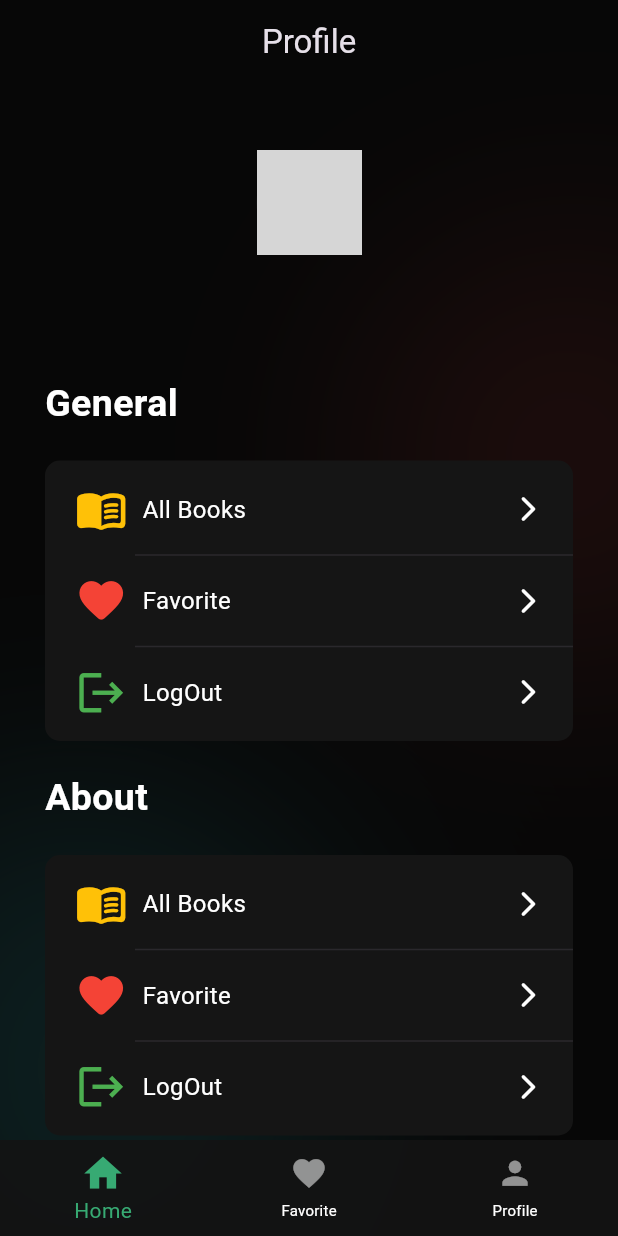
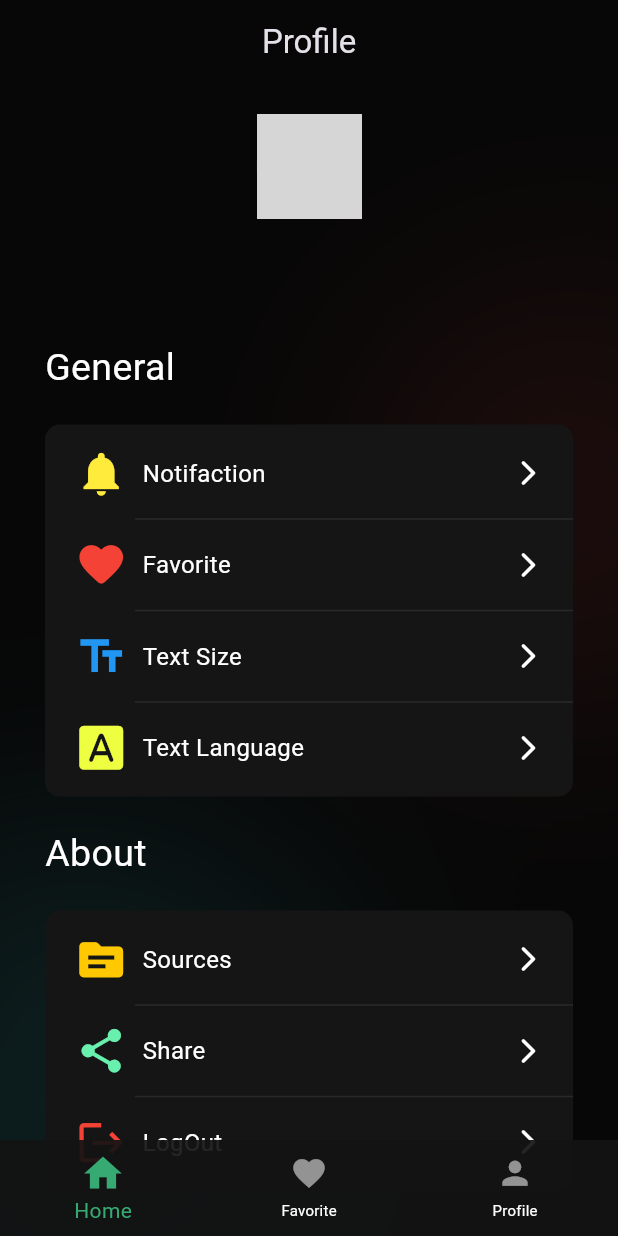
Before and after one commit to md7o/BookLibrary, a Flutter app: the screen it shows once a user with an empty profile is signed in, on a phone screen of 412 x 824 dp. Run offline on Flutter 3.47's test engine with Material 3 defaults, Android fonts, the light colour scheme and no system bars; our stand-ins replace carousel_slider, cloud_firestore, device_preview, firebase_auth, firebase_core, firebase_storage and 6 more; accounts and stored records are empty; network calls fail; Roboto replaces fonts that are missing (Kanit); grey boxes are pictures that could not be loaded.

Commit message:
add fontSize changer

```diff
--- a/lib/features/profile/profile_page.dart
+++ b/lib/features/profile/profile_page.dart
@@ -1,5 +1,6 @@
 import 'package:book_library/common/src/constants/padding.dart';
 import 'package:book_library/common/src/wallpaper/animation_wall.dart';
+import 'package:book_library/features/profile/categories_pages/text_size_changer.dart';
 import 'package:flutter/material.dart';
 import 'package:firebase_auth/firebase_auth.dart';
 import 'package:cloud_firestore/cloud_firestore.dart';
@@ -7,6 +8,7 @@ import 'package:book_library/common/src/constants/colors.dart';
 import 'package:book_library/common/src/constants/fonts.dart';
 import 'package:book_library/features/profile/widget/shelf.dart';
 import 'package:book_library/features/account_sign/sign_up.dart';
+import 'package:flutter/widgets.dart';
 
 class ProfilePage extends StatelessWidget {
   const ProfilePage({Key? key}) : super(key: key);
@@ -39,18 +41,18 @@ class ProfilePage extends StatelessWidget {
 
         return Scaffold(
           backgroundColor: AppColors.bg1,
-          extendBodyBehindAppBar: true,
           appBar: AppBar(
             title: const Text('Profile'),
             centerTitle: true,
             backgroundColor: Colors.transparent,
+            scrolledUnderElevation: 0,
           ),
           body: Stack(
             children: [
               const AnimationWall(),
-              Column(
+              ListView(
                 children: [
-                  const SizedBox(height: 50 * 2),
+                  const SizedBox(height: 20),
                   Column(
                     children: [
                       CircleAvatar(
@@ -81,7 +83,9 @@ class ProfilePage extends StatelessWidget {
                       alignment: Alignment.centerLeft,
                       child: Text(
                         'General',
-                        style: TextStyle(fontSize: 25, fontWeight: FontWeight.bold),
+                        style: TextStyle(
+                          fontSize: 25,
+                        ),
                       ),
                     ),
                   ),
@@ -97,25 +101,16 @@ class ProfilePage extends StatelessWidget {
                         padding: const EdgeInsets.symmetric(vertical: 10),
                         child: Column(
                           children: [
-                            const InkWell(
-                              // onTap: () {
-                              //   Navigator.of(context).push(
-                              //     MaterialPageRoute(
-                              //       builder: (context) => const AllBook(),
-                              //     ),
-                              //   );
-                              // },
-                              child: Shelf(
-                                title: 'All Books',
-                                iconContent: Icon(
-                                  Icons.menu_book_rounded,
-                                  size: 35,
-                                  color: Colors.amber,
-                                ),
-                                arrowIcon: Icon(
-                                  Icons.arrow_forward_ios_rounded,
-                                  size: 20,
-                                ),
+                            const Shelf(
+                              title: 'Notifaction',
+                              iconContent: Icon(
+                                Icons.notifications,
+                                size: 35,
+                                color: Colors.yellow,
+                              ),
+                              arrowIcon: Icon(
+                                Icons.arrow_forward_ios_rounded,
+                                size: 20,
                               ),
                             ),
                             const Opacity(
@@ -142,33 +137,45 @@ class ProfilePage extends StatelessWidget {
                               onTap: () {
                                 Navigator.of(context).push(
                                   MaterialPageRoute(
-                                    builder: (context) => const SignUp(),
+                                    builder: (context) => const TextSizeChanger(),
                                   ),
                                 );
                               },
-                              child: Shelf(
-                                onTap: () {
-                                  FirebaseAuth.instance.signOut();
-                                },
-                                title: 'LogOut',
-                                iconContent: const Icon(
-                                  Icons.logout,
+                              child: const Shelf(
+                                title: 'Text Size',
+                                iconContent: Icon(
+                                  Icons.text_fields_outlined,
                                   size: 35,
-                                  color: Colors.green,
+                                  color: Colors.blue,
                                 ),
-                                arrowIcon: const Icon(
+                                arrowIcon: Icon(
                                   Icons.arrow_forward_ios_rounded,
                                   size: 20,
                                 ),
                               ),
-                            )
+                            ),
+                            const Opacity(
+                              opacity: 0.4,
+                              child: Divider(indent: 60),
+                            ),
+                            const Shelf(
+                              title: 'Text Language',
+                              iconContent: Icon(
+                                Icons.font_download_rounded,
+                                size: 35,
+                                color: Colors.limeAccent,
+                              ),
+                              arrowIcon: Icon(
+                                Icons.arrow_forward_ios_rounded,
+                                size: 20,
+                              ),
+                            ),
                           ],
                         ),
                       ),
                     ),
                   ),
-                  // About categories
-
+                  // About categories ================
                   const SizedBox(height: 20),
                   const Padding(
                     padding: EdgeInsets.symmetric(horizontal: AppPadding.xlarge),
@@ -176,7 +183,7 @@ class ProfilePage extends StatelessWidget {
                       alignment: Alignment.centerLeft,
                       child: Text(
                         'About',
-                        style: TextStyle(fontSize: 25, fontWeight: FontWeight.bold),
+                        style: TextStyle(fontSize: 25),
                       ),
                     ),
                   ),
@@ -192,37 +199,12 @@ class ProfilePage extends StatelessWidget {
                         padding: const EdgeInsets.symmetric(vertical: 10),
                         child: Column(
                           children: [
-                            const InkWell(
-                              // onTap: () {
-                              //   Navigator.of(context).push(
-                              //     MaterialPageRoute(
-                              //       builder: (context) => const AllBook(),
-                              //     ),
-                              //   );
-                              // },
-                              child: Shelf(
-                                title: 'All Books',
-                                iconContent: Icon(
-                                  Icons.menu_book_rounded,
-                                  size: 35,
-                                  color: Colors.amber,
-                                ),
-                                arrowIcon: Icon(
-                                  Icons.arrow_forward_ios_rounded,
-                                  size: 20,
-                                ),
-                              ),
-                            ),
-                            const Opacity(
-                              opacity: 0.4,
-                              child: Divider(indent: 60),
-                            ),
                             const Shelf(
-                              title: 'Favorite',
+                              title: 'Sources',
                               iconContent: Icon(
-                                Icons.favorite_rounded,
+                                Icons.source_rounded,
                                 size: 35,
-                                color: Colors.red,
+                                color: Color(0xFFFFC800),
                               ),
                               arrowIcon: Icon(
                                 Icons.arrow_forward_ios_rounded,
@@ -245,23 +227,52 @@ class ProfilePage extends StatelessWidget {
                                 onTap: () {
                                   FirebaseAuth.instance.signOut();
                                 },
-                                title: 'LogOut',
+                                title: 'Share',
                                 iconContent: const Icon(
-                                  Icons.logout,
+                                  Icons.share,
                                   size: 35,
-                                  color: Colors.green,
+                                  color: Colors.greenAccent,
                                 ),
                                 arrowIcon: const Icon(
                                   Icons.arrow_forward_ios_rounded,
                                   size: 20,
                                 ),
                               ),
-                            )
+                            ),
+                            const Opacity(
+                              opacity: 0.4,
+                              child: Divider(indent: 60),
+                            ),
+                            InkWell(
+                              onTap: () {
+                                Navigator.of(context).push(
+                                  MaterialPageRoute(
+                                    builder: (context) => const SignUp(),
+                                  ),
+                                );
+                              },
+                              child: Shelf(
+                                onTap: () {
+                                  FirebaseAuth.instance.signOut();
+                                },
+                                title: 'LogOut',
+                                iconContent: const Icon(
+                                  Icons.logout,
+                                  size: 35,
+                                  color: Colors.red,
+                                ),
+                                arrowIcon: const Icon(
+                                  Icons.arrow_forward_ios_rounded,
+                                  size: 20,
+                                ),
+                              ),
+                            ),
                           ],
                         ),
                       ),
                     ),
                   ),
+                  const SizedBox(height: 20),
                 ],
               ),
             ],
--- a/lib/wrapper/pro.dart
+++ b/lib/wrapper/pro.dart
@@ -2,7 +2,6 @@ import 'package:book_library/common/src/constants/colors.dart';
 import 'package:book_library/common/src/constants/fonts.dart';
 import 'package:book_library/common/src/constants/padding.dart';
 import 'package:book_library/features/account_sign/sign_up.dart';
-import 'package:book_library/features/profile/all_book.dart';
 import 'package:book_library/features/profile/widget/shelf.dart';
 import 'package:firebase_auth/firebase_auth.dart';
 import 'package:flutter/material.dart';
```
Also changed, not shown: lib/common/provider/categories_provider/text_size_provider.dart (added, +8 -0 lines), lib/features/book_content/texts_books.dart (+10 -4 lines), lib/features/profile/all_book.dart (deleted, +0 -291 lines), lib/features/profile/categories_pages/text_size_changer.dart (added, +66 -0 lines).
